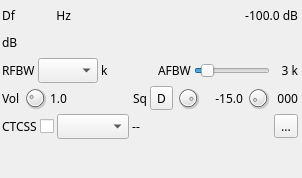
This is plugins/channelrx/demodnfm/nfmdemodgui.ui in f4exb/sdrangel as Qt 5 draws it before an edit. The edited form follows.
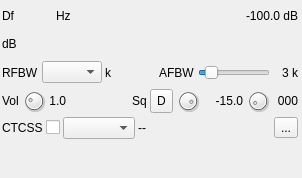
This is the edited form. Icons and pictures are not drawn. Custom widgets are drawn as their Qt base class.

Commit message: Channel Rx plugins: use liberation font

Diff of the .ui file:
```diff
--- a/plugins/channelrx/demodnfm/nfmdemodgui.ui
+++ b/plugins/channelrx/demodnfm/nfmdemodgui.ui
@@ -24,7 +24,7 @@
   </property>
   <property name="font">
    <font>
-    <family>Sans Serif</family>
+    <family>Liberation Sans</family>
     <pointsize>9</pointsize>
    </font>
   </property>
@@ -92,7 +92,7 @@
           </property>
           <property name="font">
            <font>
-            <family>DejaVu Sans Mono</family>
+            <family>Liberation Mono</family>
             <pointsize>12</pointsize>
            </font>
           </property>
@@ -181,7 +181,7 @@
         </property>
         <property name="font">
          <font>
-          <family>Monospace</family>
+          <family>Liberation Mono</family>
           <pointsize>8</pointsize>
          </font>
         </property>
```
Left out of the diff: 11 changed lines with no effect on the pictures. The commit also changes 21 other files.
